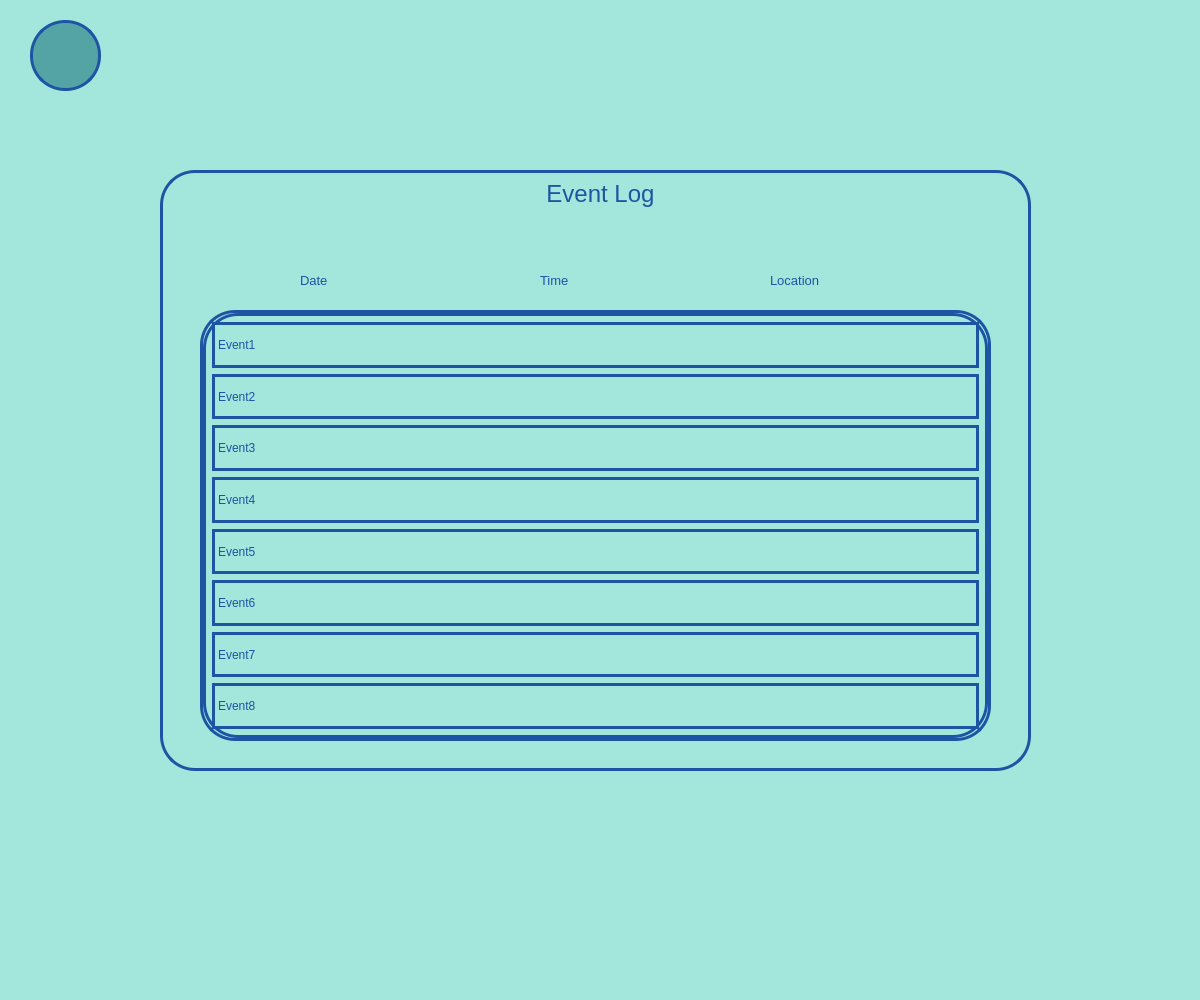
Above: src/views/eventwindow.ui from Vineyard-MQP-2021/VineyardApp before the change. Below: the same form after it.
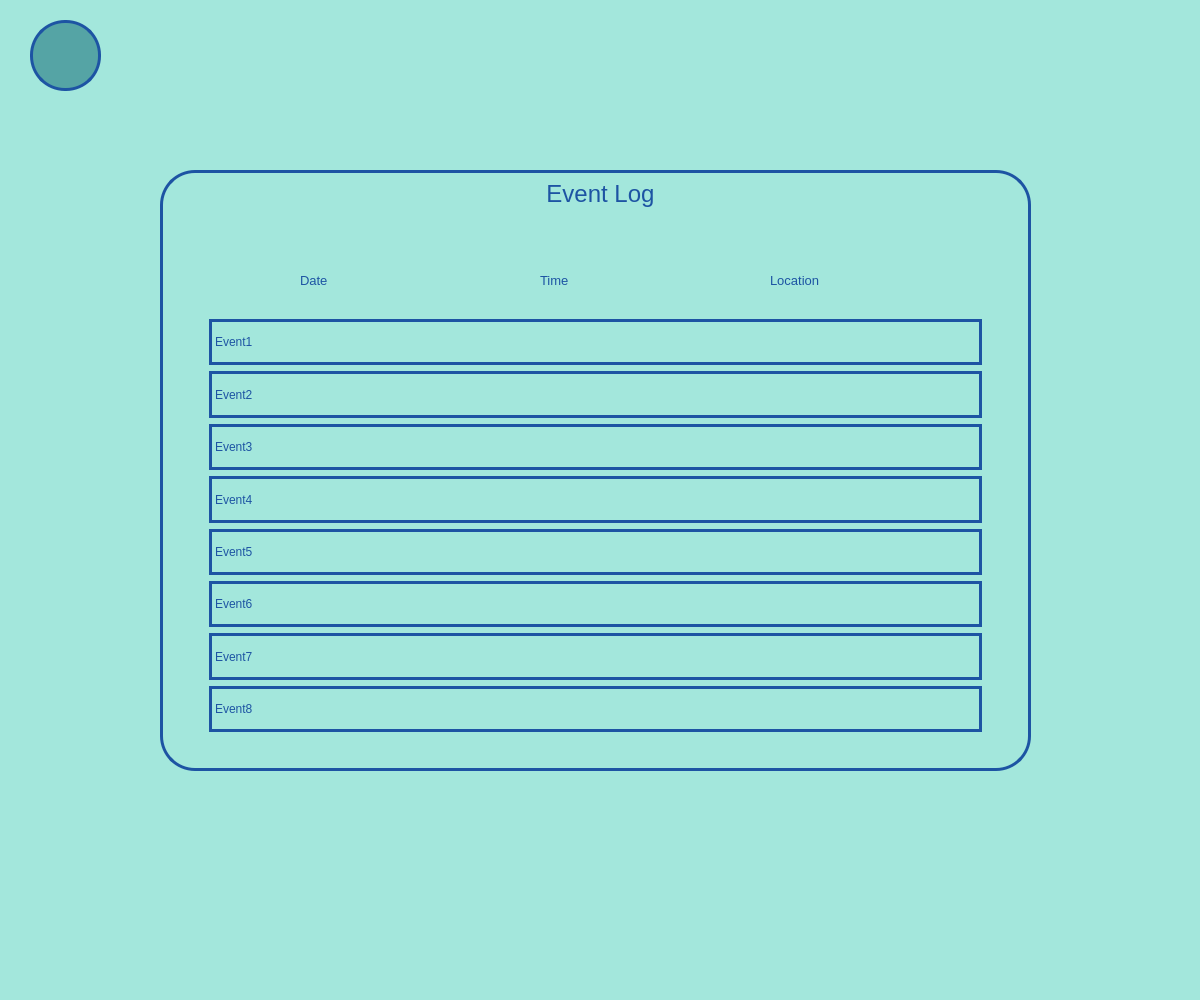
That is the form after the change. Icons and pictures are not drawn.

Diff of the .ui file:
```diff
--- a/src/views/eventwindow.ui
+++ b/src/views/eventwindow.ui
@@ -164,6 +164,9 @@
        <height>431</height>
       </rect>
      </property>
+     <property name="styleSheet">
+      <string notr="true">border: none;</string>
+     </property>
      <property name="widgetResizable">
       <bool>true</bool>
      </property>
@@ -172,13 +175,16 @@
        <rect>
         <x>0</x>
         <y>0</y>
-        <width>785</width>
-        <height>425</height>
+        <width>791</width>
+        <height>431</height>
        </rect>
       </property>
       <layout class="QVBoxLayout" name="verticalLayout">
        <item>
         <widget class="QLabel" name="label_2">
+         <property name="styleSheet">
+          <string notr="true">border: 3px solid #1d54a3;</string>
+         </property>
          <property name="text">
           <string>Event1</string>
          </property>
@@ -186,6 +192,9 @@
        </item>
        <item>
         <widget class="QLabel" name="label_12">
+         <property name="styleSheet">
+          <string notr="true">border: 3px solid #1d54a3;</string>
+         </property>
          <property name="text">
           <string>Event2</string>
          </property>
@@ -193,6 +202,9 @@
        </item>
        <item>
         <widget class="QLabel" name="label_11">
+         <property name="styleSheet">
+          <string notr="true">border: 3px solid #1d54a3;</string>
+         </property>
          <property name="text">
           <string>Event3</string>
          </property>
@@ -200,6 +212,9 @@
        </item>
        <item>
         <widget class="QLabel" name="label_4">
+         <property name="styleSheet">
+          <string notr="true">border: 3px solid #1d54a3;</string>
+         </property>
          <property name="text">
           <string>Event4</string>
          </property>
@@ -207,6 +222,9 @@
        </item>
        <item>
         <widget class="QLabel" name="label_6">
+         <property name="styleSheet">
+          <string notr="true">border: 3px solid #1d54a3;</string>
+         </property>
          <property name="text">
           <string>Event5</string>
          </property>
@@ -214,6 +232,9 @@
        </item>
        <item>
         <widget class="QLabel" name="label_10">
+         <property name="styleSheet">
+          <string notr="true">border: 3px solid #1d54a3;</string>
+         </property>
          <property name="text">
           <string>Event6</string>
          </property>
@@ -221,6 +242,9 @@
        </item>
        <item>
         <widget class="QLabel" name="label_5">
+         <property name="styleSheet">
+          <string notr="true">border: 3px solid #1d54a3;</string>
+         </property>
          <property name="text">
           <string>Event7</string>
          </property>
@@ -234,6 +258,9 @@
            <height>16</height>
           </size>
          </property>
+         <property name="styleSheet">
+          <string notr="true">border: 3px solid #1d54a3;</string>
+         </property>
          <property name="text">
           <string>Event8</string>
          </property>
```
Left out of the diff: 16 changed lines with no effect on the pictures.
